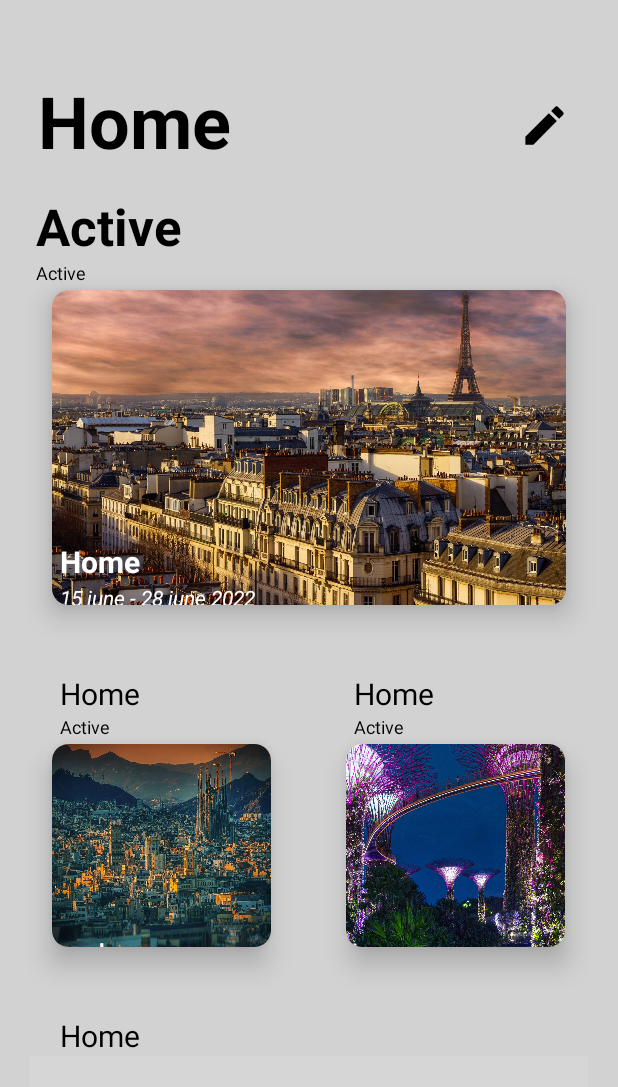
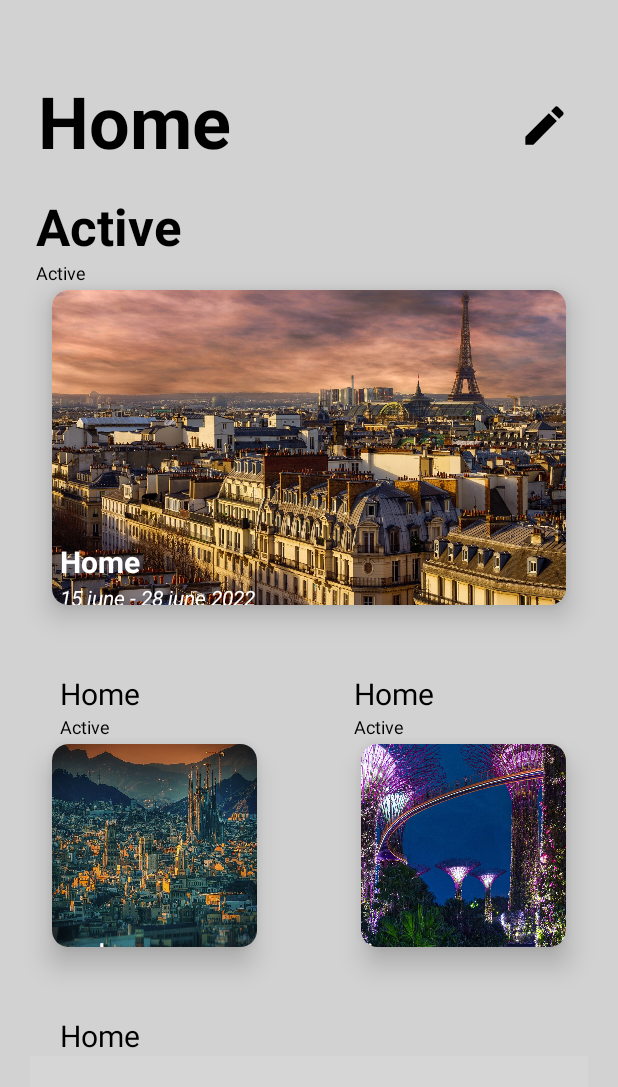
Before and after one commit to CoyotWilly/nomad-app, an Android app: the screen it shows after launch (MainActivity), on a phone screen of 412 x 824 dp. Shown: the top 1087 px of the screen. Run offline under Robolectric (Android 15) with nearby library versions, the phone set to English and light mode, and no system bars; grey boxes are pictures that could not be loaded.

Commit message:
Cars orientation positioning

```diff
--- a/app/src/main/res/layout/fragment_home.xml
+++ b/app/src/main/res/layout/fragment_home.xml
@@ -139,12 +139,13 @@
 
         <androidx.cardview.widget.CardView
             android:id="@+id/active_trip1"
-            android:layout_width="175dp"
+            android:layout_width="0dp"
             android:layout_height="175dp"
             android:layout_marginHorizontal="20dp"
             app:cardCornerRadius="11dp"
             app:cardElevation="11dp"
             app:cardUseCompatPadding="true"
+            app:layout_constraintEnd_toStartOf="@+id/active_trip2"
             app:layout_constraintStart_toStartOf="parent"
             app:layout_constraintTop_toBottomOf="@+id/past_trips">
 
@@ -200,7 +201,7 @@
 
         <androidx.cardview.widget.CardView
             android:id="@+id/active_trip2"
-            android:layout_width="175dp"
+            android:layout_width="0dp"
             android:layout_height="175dp"
             android:layout_marginHorizontal="20dp"
             app:cardCornerRadius="11dp"
@@ -212,8 +213,8 @@
 
             <ImageView
                 android:id="@+id/upcoming_trip_background"
-                android:layout_width="match_parent"
-                android:layout_height="match_parent"
+                android:layout_width="wrap_content"
+                android:layout_height="wrap_content"
                 android:contentDescription="@string/destination_img"
                 android:scaleType="fitXY"
                 android:src="@drawable/singapore" />
```
